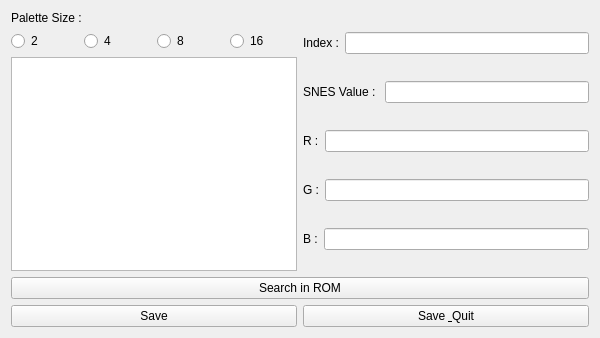
The window that paletteeditor.ui (Skarsnik/SNESTilesKitten) describes before a commit, drawn with Qt 5.
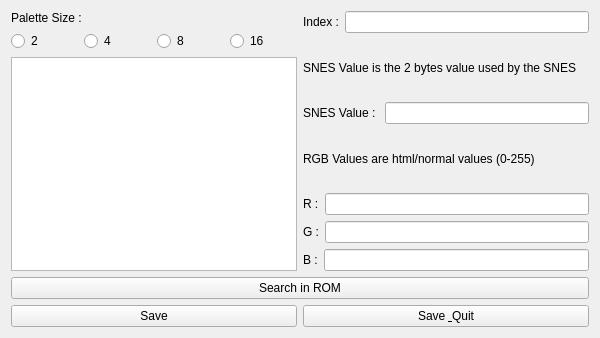
The same window after the commit. Custom widgets are drawn as their Qt base class.

The edit to the form file:
```diff
--- a/paletteeditor.ui
+++ b/paletteeditor.ui
@@ -96,6 +96,13 @@
            </item>
           </layout>
          </item>
+         <item>
+          <widget class="QLabel" name="label_8">
+           <property name="text">
+            <string>SNES Value is the 2 bytes value used by the SNES</string>
+           </property>
+          </widget>
+         </item>
          <item>
           <layout class="QHBoxLayout" name="horizontalLayout_5">
            <item>
@@ -110,6 +117,13 @@
            </item>
           </layout>
          </item>
+         <item>
+          <widget class="QLabel" name="label_7">
+           <property name="text">
+            <string>RGB Values are html/normal values (0-255)</string>
+           </property>
+          </widget>
+         </item>
          <item>
           <layout class="QHBoxLayout" name="horizontalLayout_2">
            <item>
```
Left out of the diff: 2 changed lines with no effect on the pictures.
